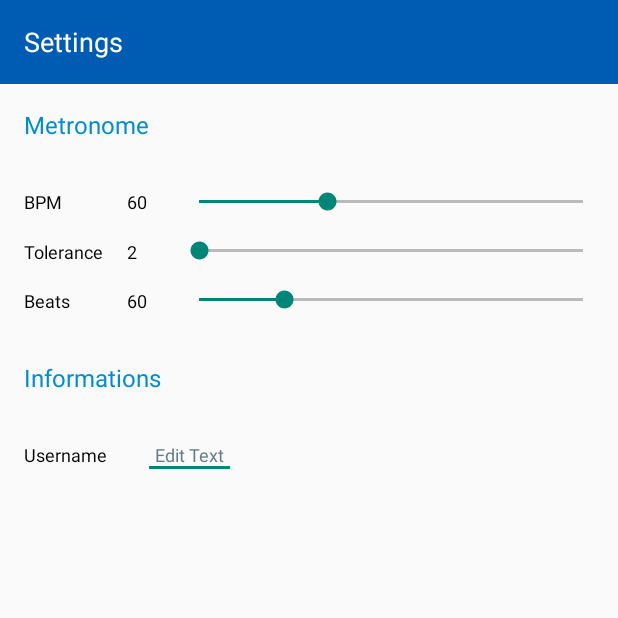
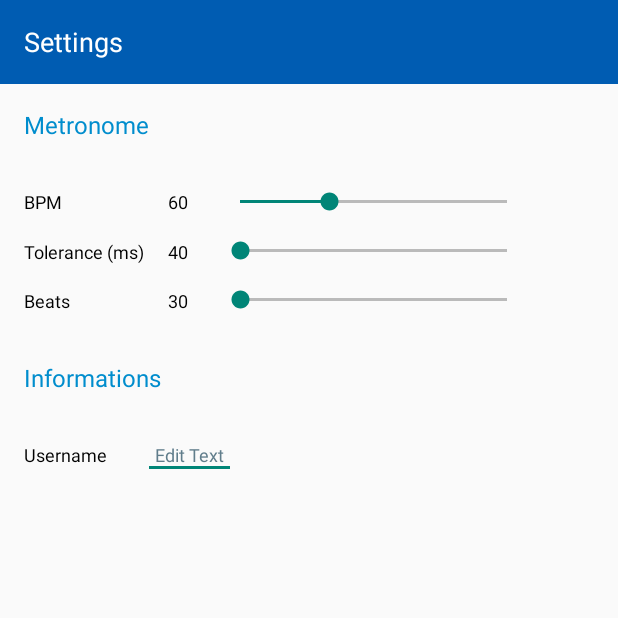
Before and after one commit to JulienLussiez/Inner_Pulse, an Android app: the screen it shows after launch (SettingsActivity), after a tap on "settings", on a phone screen of 412 x 824 dp, the top half of it. Run offline under Robolectric (Android 15) with nearby library versions, the phone set to English and light mode, and no system bars; libraries missing offline, so code that uses them is left out: org.apache.commons.

Commit message:
innerPulse 7.0

```diff
--- a/app/src/main/java/com/my/newproject/ChartActivity.java
+++ b/app/src/main/java/com/my/newproject/ChartActivity.java
@@ -313,7 +313,7 @@ public class ChartActivity extends AppCompatActivity {
         int count = trialList.size();
         DataPoint[] values = new DataPoint[count];
         for (int i=0; i<count; i++) {
-            double x = Double.parseDouble((f.getString(nChart  + "bpm", ""))) + ((Double.parseDouble((f.getString(nChart  + "tolerance", "")))*17)/beatInterval)*Double.parseDouble((f.getString(nChart  + "bpm", "")));
+            double x = Double.parseDouble((f.getString(nChart  + "bpm", ""))) + ((Double.parseDouble((f.getString(nChart  + "tolerance", ""))))/beatInterval)*Double.parseDouble((f.getString(nChart  + "bpm", "")));
             double y = i;
             DataPoint v = new DataPoint(x, y);
             values[i] = v;
@@ -326,7 +326,7 @@ public class ChartActivity extends AppCompatActivity {
         DataPoint[] values = new DataPoint[count];
         for (int i=0; i<count; i++) {
             double y = i;
-            double x = Double.parseDouble((f.getString(nChart  + "bpm", ""))) - ((Double.parseDouble((f.getString(nChart  + "tolerance", "")))*17)/beatInterval)*Double.parseDouble((f.getString(nChart  + "bpm", "")));
+            double x = Double.parseDouble((f.getString(nChart  + "bpm", ""))) - ((Double.parseDouble((f.getString(nChart  + "tolerance", ""))))/beatInterval)*Double.parseDouble((f.getString(nChart  + "bpm", "")));
             DataPoint v = new DataPoint(x, y);
             values[i] = v;
         }
--- a/app/src/main/java/com/my/newproject/MainActivity.java
+++ b/app/src/main/java/com/my/newproject/MainActivity.java
@@ -1528,7 +1528,8 @@ public class MainActivity extends AppCompatActivity {
             tempo_text.setText(Settings.getString("bpm", "") + " BPM ± " + toleranceConversionString + " " + Settings.getString(Settings.getString("bpm", ""), "") );
         }
         else {
-            toleranceBpm = (Double.parseDouble(Settings.getString("tolerance", ""))) * 17;
+//            toleranceBpm = (Double.parseDouble(Settings.getString("tolerance", ""))) * 17;
+            toleranceBpm = (Double.parseDouble(Settings.getString("tolerance", "")));
             Log.d("tolerance", Double.toString(toleranceBpm));
 //            toleranceBpm = (toleranceBpm/Double.parseDouble(Settings.getString("bpm", ""))*beatInterval);
             toleranceConversion = Math.round((toleranceBpm/beatInterval) * Double.parseDouble((Settings.getString("bpm", ""))));
--- a/app/src/main/java/com/my/newproject/SettingsActivity.java
+++ b/app/src/main/java/com/my/newproject/SettingsActivity.java
@@ -7,6 +7,7 @@ import android.os.Bundle;
 import android.support.v7.app.AppCompatActivity;
 import android.text.Editable;
 import android.text.TextWatcher;
+import android.util.Log;
 import android.widget.CompoundButton;
 import android.widget.EditText;
 import android.widget.LinearLayout;
@@ -67,14 +68,14 @@ public class SettingsActivity extends AppCompatActivity {
 	private int min = 30;
 
 	private SeekBar seekBarTolerance;
-	private int stepTolerance = 1;
-	private int maxTolerance = 5;
-	private int minTolerance = 2;
+	private int stepTolerance = 20;
+	private int maxTolerance = 80;
+	private int minTolerance = 40;
 
 	private SeekBar seekBarBeats;
 	private int stepBeats = 1;
 	private int maxBeats = 200;
-	private int minBeats = 20;
+	private int minBeats = 30;
 
 
 	@Override
@@ -307,6 +308,8 @@ public class SettingsActivity extends AppCompatActivity {
 						int value = minTolerance + (progress * stepTolerance);
 						tolerance.setText(Integer.toString(value));
 						f.edit().putString("tolerance", tolerance.getText().toString()).apply();
+						Log.d("tolerance", f.getString("tolerance", ""));
+
 
 					}
 				}
@@ -359,13 +362,14 @@ public class SettingsActivity extends AppCompatActivity {
 		}
 
 		if((f.getString("tolerance", "")).equals("")){
-			f.edit().putString("tolerance", "2").apply();
+			f.edit().putString("tolerance", "40").apply();
 			seekBarTolerance.setProgress(0);
-			tolerance.setText("2");
+			tolerance.setText("40");
 		}
 		else {
 			tolerance.setText(f.getString("tolerance", ""));
-			seekBarTolerance.setProgress(Integer.parseInt(f.getString("tolerance", "")) - 2);
+			seekBarTolerance.setProgress((Integer.parseInt(f.getString("tolerance", ""))/20) - 2);
+			Log.d("tolerance", f.getString("tolerance", ""));
 		}
 
 		if((f.getString("audible_beat", "")).equals("")){
@@ -377,13 +381,13 @@ public class SettingsActivity extends AppCompatActivity {
 		}
 
 		if((f.getString("quiet_beat", "")).equals("")){
-			f.edit().putString("quiet_beat", "60").apply();
-			seekBarBeats.setProgress(40);
-			quiet_beat.setText("60");
+			f.edit().putString("quiet_beat", "30").apply();
+			seekBarBeats.setProgress(0);
+			quiet_beat.setText("30");
 		}
 		else {
 			quiet_beat.setText(f.getString("quiet_beat", ""));
-			seekBarBeats.setProgress(Integer.parseInt(f.getString("quiet_beat", "")) - 20);
+			seekBarBeats.setProgress(Integer.parseInt(f.getString("quiet_beat", "")) - 30);
 		}
 
 		if((f.getString("repetition", "")).equals("")){
--- a/app/src/main/res/layout/settings.xml
+++ b/app/src/main/res/layout/settings.xml
@@ -77,7 +77,7 @@
 
 		<SeekBar
 			android:id="@+id/seekBarBpm"
-			android:layout_width="match_parent"
+			android:layout_width="210dp"
 			android:layout_height="33dp"
 			android:layout_column="2"
 			android:layout_marginRight="108dp"
@@ -95,7 +95,7 @@
 			android:layout_column="0"
 			android:layout_row="1"
 			android:padding="8dp"
-			android:text="Tolerance"
+			android:text="Tolerance (ms)"
 			android:textColor="#000000"
 			android:textSize="12sp" />
 
@@ -106,7 +106,7 @@
 			android:layout_column="1"
 			android:layout_row="1"
 			android:padding="8dp"
-			android:text="3"
+			android:text="34"
 			android:textColor="#000000"
 			android:textSize="12sp" />
 
@@ -126,7 +126,7 @@
 
 		<SeekBar
 			android:id="@+id/seekbarTolerance"
-			android:layout_width="match_parent"
+			android:layout_width="210dp"
 			android:layout_height="32dp"
 			android:layout_column="2"
 			android:layout_marginRight="108dp"
@@ -171,7 +171,7 @@
 
 		<SeekBar
 			android:id="@+id/seekbarBeats"
-			android:layout_width="match_parent"
+			android:layout_width="210dp"
 			android:layout_height="32dp"
 			android:layout_column="2"
 			android:layout_marginRight="108dp"
```
Also changed, not shown: 22 other files.
